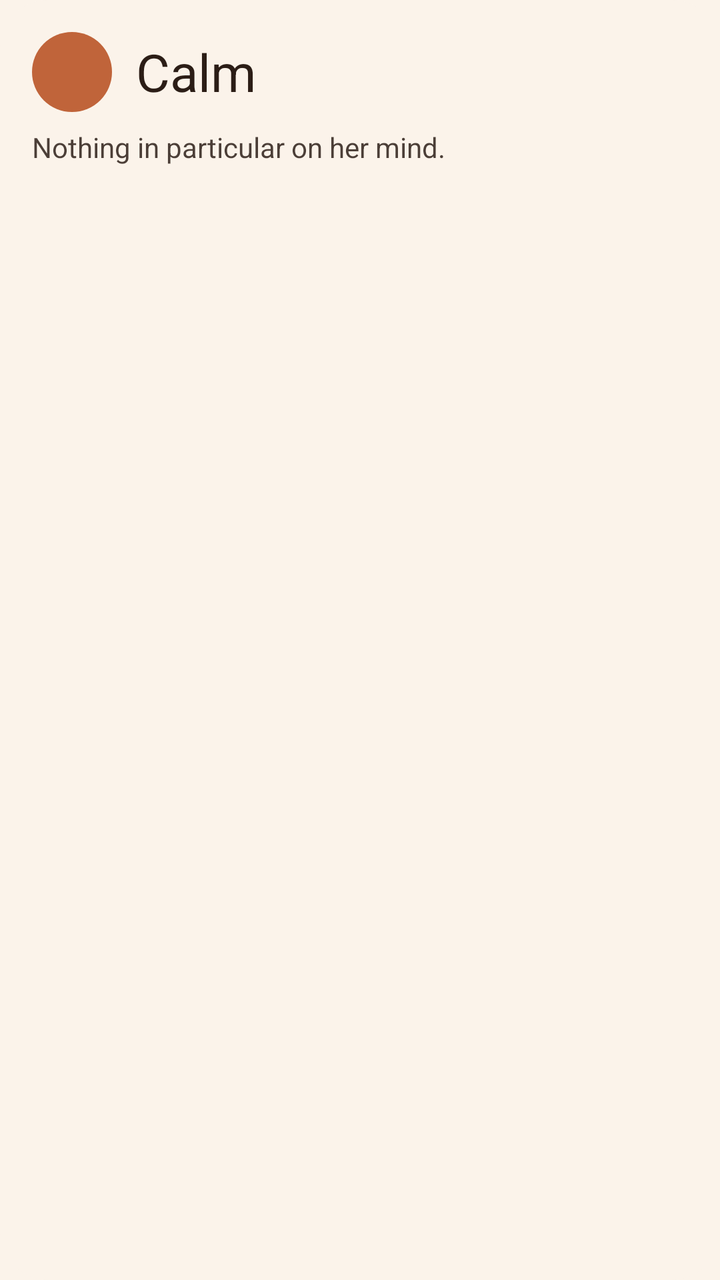
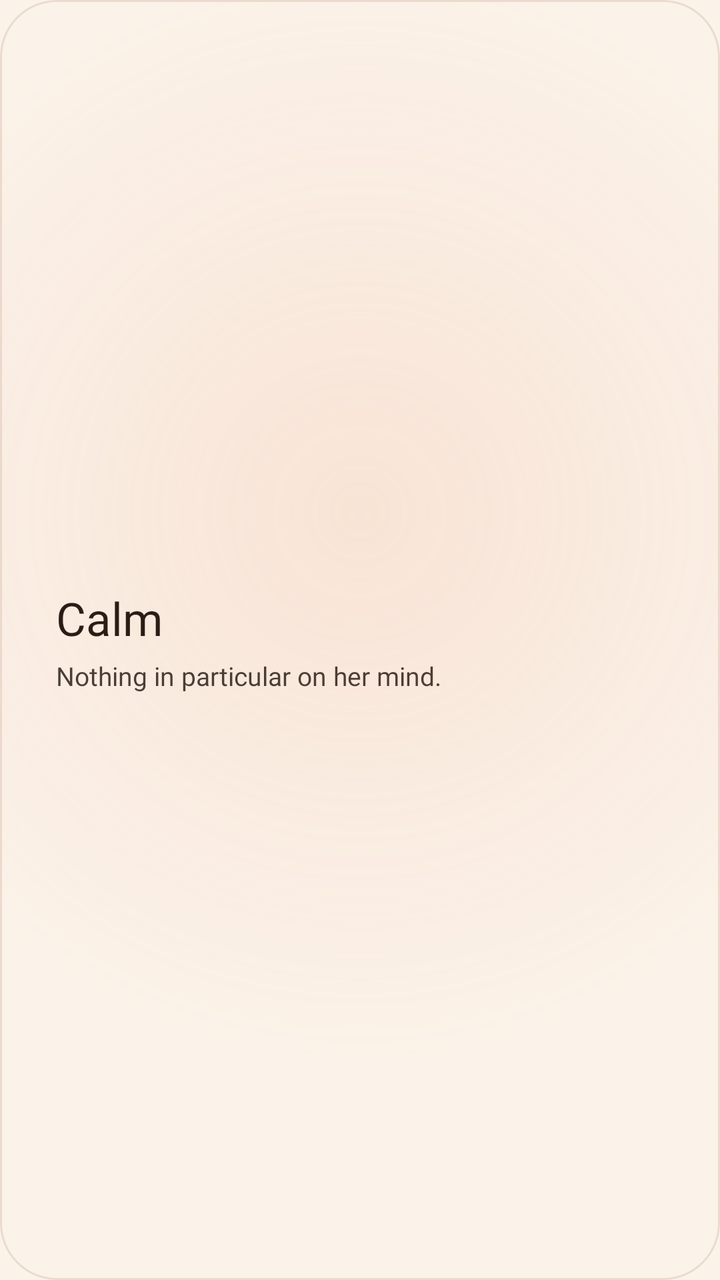

Screens rendered from an Android XML layout before and after an edit, with the pre-edit source and the edit as a unified diff.
<!-- AndroidManifest.xml: application theme Theme.Her -->
<!-- res/layout/widget_feeling.xml -->
<?xml version="1.0" encoding="utf-8"?>
<LinearLayout xmlns:android="http://schemas.android.com/apk/res/android"
    android:id="@+id/widget_root"
    android:layout_width="match_parent"
    android:layout_height="match_parent"
    android:background="@drawable/widget_bg"
    android:orientation="vertical"
    android:padding="16dp">

    <LinearLayout
        android:layout_width="wrap_content"
        android:layout_height="wrap_content"
        android:gravity="center_vertical"
        android:orientation="horizontal">

        <ImageView
            android:id="@+id/widget_orb"
            android:layout_width="40dp"
            android:layout_height="40dp"
            android:src="@drawable/widget_pill"
            android:importantForAccessibility="no" />

        <TextView
            android:id="@+id/widget_feeling_word"
            android:layout_width="wrap_content"
            android:layout_height="wrap_content"
            android:layout_marginStart="12dp"
            android:text="@string/feeling_calm"
            android:textColor="@color/her_text"
            android:textSize="26sp" />
    </LinearLayout>

    <TextView
        android:id="@+id/widget_feeling_second"
        android:layout_width="wrap_content"
        android:layout_height="wrap_content"
        android:layout_marginTop="4dp"
        android:alpha="0.7"
        android:textColor="@color/her_text"
        android:textSize="13sp"
        android:visibility="gone" />

    <TextView
        android:id="@+id/widget_feeling_note"
        android:layout_width="match_parent"
        android:layout_height="0dp"
        android:layout_marginTop="8dp"
        android:layout_weight="1"
        android:alpha="0.85"
        android:ellipsize="end"
        android:text="@string/feeling_none"
        android:textColor="@color/her_text"
        android:textSize="14sp" />
</LinearLayout>
<!-- resources referenced by this layout -->
<resources>
  <color name="her_text">#2B1D16</color>
  <!-- drawable widget_bg (drawable) -->
  <?xml version="1.0" encoding="utf-8"?>
  <shape xmlns:android="http://schemas.android.com/apk/res/android">
      <solid android:color="@color/her_bg" />
      <corners android:radius="24dp" />
  </shape>
  <!-- drawable widget_pill (drawable) -->
  <?xml version="1.0" encoding="utf-8"?>
  <shape xmlns:android="http://schemas.android.com/apk/res/android">
      <solid android:color="@color/her_accent" />
      <corners android:radius="20dp" />
  </shape>
  <string name="feeling_calm">Calm</string>
  <string name="feeling_none">Nothing in particular on her mind.</string>
  <style name="Theme.Her" parent="android:Theme.DeviceDefault.DayNight">
          <item name="android:windowActionBar">false</item>
          <item name="android:windowNoTitle">true</item>
          <item name="android:windowBackground">@color/her_bg</item>
      </style>
  <color name="her_bg">#FBF3EA</color>
  <color name="her_accent">#C0643A</color>
</resources>

<!-- the commit's change to res/layout/widget_feeling.xml (unified diff, before → after) -->
@@ -4,51 +4,52 @@
     android:layout_width="match_parent"
     android:layout_height="match_parent"
     android:background="@drawable/widget_bg"
-    android:orientation="vertical"
-    android:padding="16dp">
+    android:gravity="center_vertical"
+    android:orientation="horizontal"
+    android:padding="14dp">
+
+    <ImageView
+        android:id="@+id/widget_orb"
+        android:layout_width="wrap_content"
+        android:layout_height="match_parent"
+        android:adjustViewBounds="true"
+        android:importantForAccessibility="no"
+        android:maxWidth="120dp"
+        android:scaleType="fitCenter" />
 
     <LinearLayout
-        android:layout_width="wrap_content"
-        android:layout_height="wrap_content"
+        android:layout_width="0dp"
+        android:layout_height="match_parent"
+        android:layout_marginStart="14dp"
+        android:layout_weight="1"
         android:gravity="center_vertical"
-        android:orientation="horizontal">
-
-        <ImageView
-            android:id="@+id/widget_orb"
-            android:layout_width="40dp"
-            android:layout_height="40dp"
-            android:src="@drawable/widget_pill"
-            android:importantForAccessibility="no" />
+        android:orientation="vertical">
 
         <TextView
             android:id="@+id/widget_feeling_word"
-            android:layout_width="wrap_content"
+            style="@style/HerWidgetFeelingWord"
+            android:layout_height="32dp"
+            android:autoSizeMaxTextSize="28sp"
+            android:gravity="center_vertical|start"
+            android:text="@string/feeling_calm" />
+
+        <TextView
+            android:id="@+id/widget_feeling_second"
+            style="@style/HerWidgetMute"
+            android:layout_width="match_parent"
             android:layout_height="wrap_content"
-            android:layout_marginStart="12dp"
-            android:text="@string/feeling_calm"
-            android:textColor="@color/her_text"
-            android:textSize="26sp" />
+            android:visibility="gone" />
+
+        <TextView
+            android:id="@+id/widget_feeling_note"
+            style="@style/HerWidgetText"
+            android:layout_width="match_parent"
+            android:layout_height="wrap_content"
+            android:layout_marginTop="4dp"
+            android:alpha="0.85"
+            android:ellipsize="end"
+            android:maxLines="2"
+            android:text="@string/feeling_none"
+            android:textSize="13sp" />
     </LinearLayout>
-
-    <TextView
-        android:id="@+id/widget_feeling_second"
-        android:layout_width="wrap_content"
-        android:layout_height="wrap_content"
-        android:layout_marginTop="4dp"
-        android:alpha="0.7"
-        android:textColor="@color/her_text"
-        android:textSize="13sp"
-        android:visibility="gone" />
-
-    <TextView
-        android:id="@+id/widget_feeling_note"
-        android:layout_width="match_parent"
-        android:layout_height="0dp"
-        android:layout_marginTop="8dp"
-        android:layout_weight="1"
-        android:alpha="0.85"
-        android:ellipsize="end"
-        android:text="@string/feeling_none"
-        android:textColor="@color/her_text"
-        android:textSize="14sp" />
 </LinearLayout>
<!-- resource entries referenced after the edit -->
@@ -3,24 +3,57 @@
   <color name="her_text">#2B1D16</color>
   <!-- drawable widget_bg (drawable) -->
   <?xml version="1.0" encoding="utf-8"?>
-  <shape xmlns:android="http://schemas.android.com/apk/res/android">
-      <solid android:color="@color/her_bg" />
-      <corners android:radius="24dp" />
-  </shape>
-  <!-- drawable widget_pill (drawable) -->
-  <?xml version="1.0" encoding="utf-8"?>
-  <shape xmlns:android="http://schemas.android.com/apk/res/android">
-      <solid android:color="@color/her_accent" />
-      <corners android:radius="20dp" />
-  </shape>
+  <layer-list xmlns:android="http://schemas.android.com/apk/res/android">
+      <item>
+          <shape>
+              <solid android:color="@color/her_bg" />
+              <corners android:radius="28dp" />
+          </shape>
+      </item>
+      <item>
+          <shape>
+              <gradient
+                  android:centerX="0.5"
+                  android:centerY="0.4"
+                  android:endColor="@color/her_glow_clear"
+                  android:gradientRadius="80%"
+                  android:startColor="@color/her_glow"
+                  android:type="radial" />
+              <stroke
+                  android:width="1dp"
+                  android:color="@color/her_stroke" />
+              <corners android:radius="28dp" />
+          </shape>
+      </item>
+  </layer-list>
   <string name="feeling_calm">Calm</string>
   <string name="feeling_none">Nothing in particular on her mind.</string>
+  <style name="HerWidgetFeelingWord" parent="HerWidgetText">
+          <item name="android:layout_width">match_parent</item>
+          <item name="android:maxLines">1</item>
+          <item name="android:autoSizeTextType">uniform</item>
+          <item name="android:autoSizeMinTextSize">12sp</item>
+          <item name="android:autoSizeStepGranularity">1sp</item>
+      </style>
+  <style name="HerWidgetMute" parent="HerWidgetText">
+          <item name="android:textColor">@color/her_mute</item>
+          <item name="android:maxLines">1</item>
+          <item name="android:ellipsize">end</item>
+          <item name="android:textSize">13sp</item>
+      </style>
+  <style name="HerWidgetText">
+          <item name="android:fontFamily">@font/vazirmatn</item>
+          <item name="android:textColor">@color/her_text</item>
+      </style>
   <style name="Theme.Her" parent="android:Theme.DeviceDefault.DayNight">
           <item name="android:windowActionBar">false</item>
           <item name="android:windowNoTitle">true</item>
           <item name="android:windowBackground">@color/her_bg</item>
       </style>
   <color name="her_bg">#FBF3EA</color>
-  <color name="her_accent">#C0643A</color>
+  <color name="her_glow_clear">#00F0A07A</color>
+  <color name="her_glow">#2EF0A07A</color>
+  <color name="her_stroke">#248A4B28</color>
+  <color name="her_mute">#7A6A5D</color>
 </resources>
 
